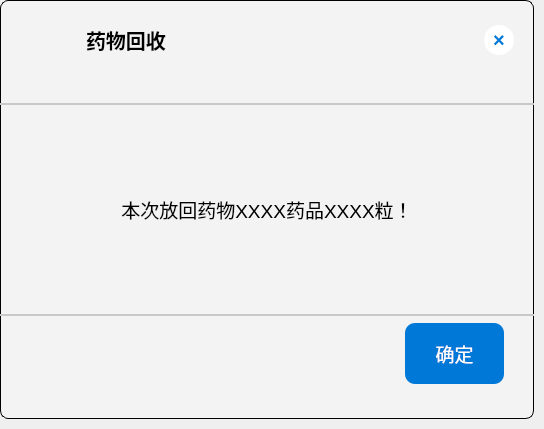
Old version of the form dialog_store_success.ui in the repository tongvvv/medicineBox.
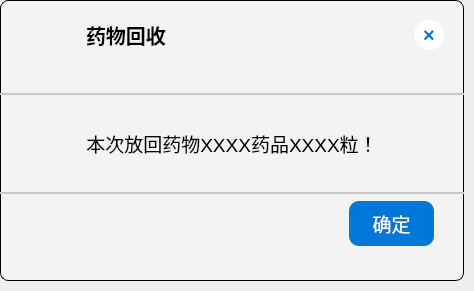
New version of the form. Icons and pictures are not drawn.

The edit to the form file:
```diff
--- a/dialog_store_success.ui
+++ b/dialog_store_success.ui
@@ -6,8 +6,8 @@
    <rect>
     <x>0</x>
     <y>0</y>
-    <width>544</width>
-    <height>429</height>
+    <width>474</width>
+    <height>291</height>
    </rect>
   </property>
   <property name="windowTitle">
@@ -166,6 +166,9 @@
            <property name="alignment">
             <set>Qt::AlignCenter</set>
            </property>
+           <property name="wordWrap">
+            <bool>true</bool>
+           </property>
           </widget>
          </item>
         </layout>
```
